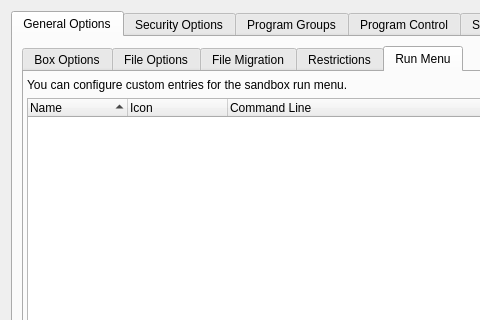
Old version of the form SandboxiePlus/SandMan/Forms/OptionsWindow.ui in the repository sandboxie-plus/Sandboxie; both pictures show x 0 to 480 and y 0 to 320 of the 715 by 530 pixel window.
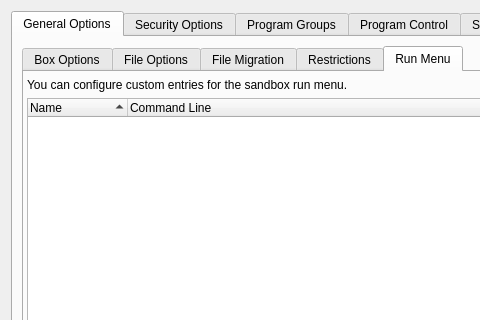
New version of the form. The open tabs and pages were chosen to show the change.

Patch:
```diff
--- a/SandboxiePlus/SandMan/Forms/OptionsWindow.ui
+++ b/SandboxiePlus/SandMan/Forms/OptionsWindow.ui
@@ -869,11 +869,6 @@
                  <string>Name</string>
                 </property>
                </column>
-               <column>
-                <property name="text">
-                 <string>Icon</string>
-                </property>
-               </column>
                <column>
                 <property name="text">
                  <string>Command Line</string>
```
